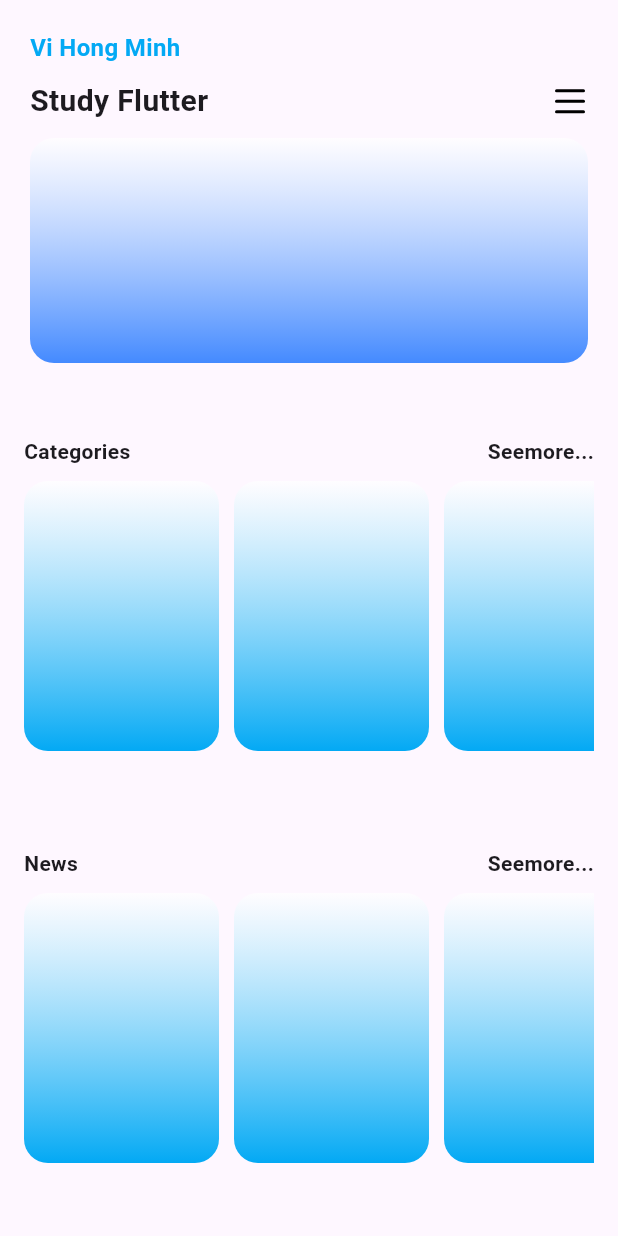
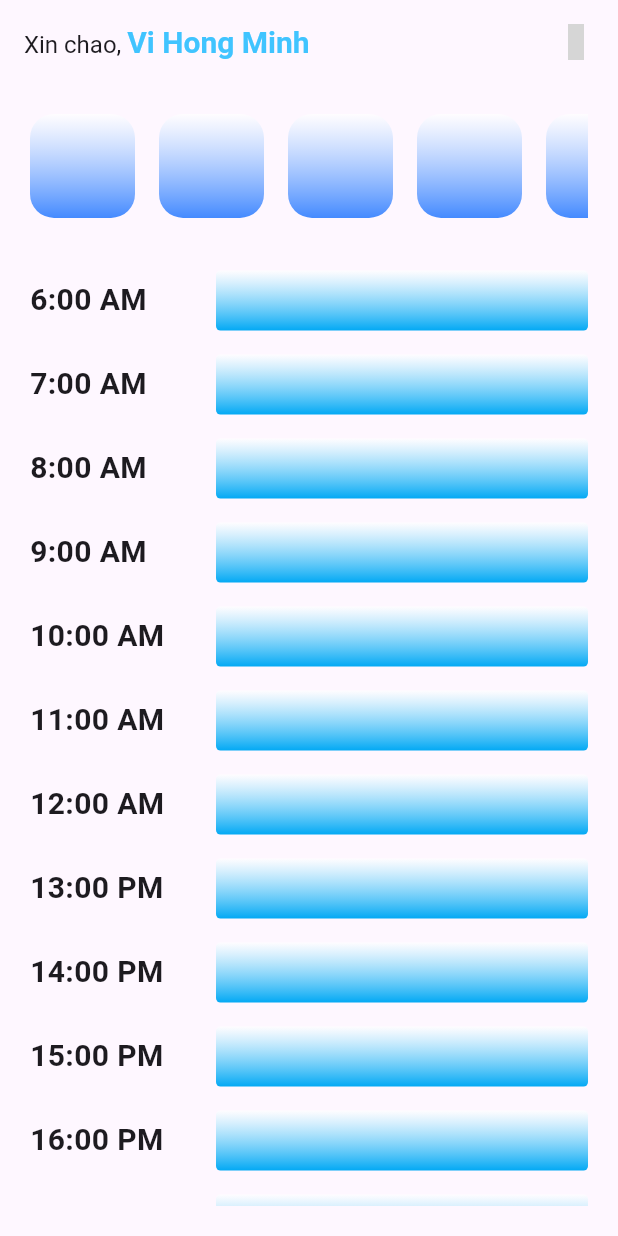
Before and after one commit to minhvh5504/layout-basic, a Flutter app: the screen it shows after launch, on a phone screen of 412 x 824 dp. Run offline on Flutter 3.47's test engine with Material 3 defaults, Android fonts, the phone set to English and light mode, and no system bars; our stand-ins replace lucide_icons; grey boxes are pictures that could not be loaded.

Commit message:
feat: create layout basic 2

```diff
--- a/lib/app.dart
+++ b/lib/app.dart
@@ -1,5 +1,5 @@
 import 'package:flutter/material.dart';
-import 'package:layout_basic/ui/layout_basic_1.dart';
+import 'package:layout_basic/ui/layout_basic_2.dart';
 
 class MyApp extends StatelessWidget {
   const MyApp({super.key});
@@ -11,7 +11,7 @@ class MyApp extends StatelessWidget {
       theme: ThemeData.light(),
       darkTheme: ThemeData.dark(),
       themeMode: ThemeMode.system,
-      home: LayoutBasic1(),
+      home: LayoutBasic2(),
     );
   }
 }
--- /dev/null
+++ b/lib/ui/layout_basic_2.dart
@@ -0,0 +1,106 @@
+import 'package:flutter/material.dart';
+import 'package:lucide_icons/lucide_icons.dart';
+
+class LayoutBasic2 extends StatelessWidget {
+  const LayoutBasic2({super.key});
+
+  @override
+  Widget build(BuildContext context) {
+    return Scaffold(
+      appBar: AppBar(
+        title: Row(
+          children: [
+            Text.rich(
+              TextSpan(
+                text: "Xin chao, ",
+                style: TextStyle(fontSize: 16.0),
+                children: [
+                  TextSpan(
+                    text: "Vi Hong Minh",
+                    style: TextStyle(
+                      fontSize: 20.0,
+                      fontWeight: FontWeight.bold,
+                      color: Colors.lightBlueAccent,
+                    ),
+                  ),
+                ],
+              ),
+            ),
+            Spacer(),
+            Icon(LucideIcons.github, color: Colors.blueAccent),
+          ],
+        ),
+      ),
+      body: Padding(
+        padding: EdgeInsets.all(20.0),
+        child: Column(
+          children: [
+            Expanded(
+                flex: 1,
+                child: SizedBox(
+                  child: ListView.builder(
+                    shrinkWrap: true,
+                    scrollDirection: Axis.horizontal,
+                    itemCount: 10,
+                    itemBuilder: (context, index) {
+                      return Container(
+                        width: 70,
+                        margin: EdgeInsets.only(right: 16.0),
+                        decoration: BoxDecoration(
+                            gradient: LinearGradient(
+                                colors: [Colors.white70, Colors.blueAccent],
+                                begin: Alignment.topCenter,
+                                end: Alignment.bottomCenter),
+                            borderRadius: BorderRadius.circular(16.0)),
+                      );
+                    },
+                  ),
+                )),
+            SizedBox(
+              height: 35,
+            ),
+            Expanded(
+              flex: 9,
+              child: ListView.builder(
+                itemCount: 15,
+                itemBuilder: (context, index) {
+                  return Padding(
+                    padding: const EdgeInsets.only(bottom: 16.0),
+                    child: Row(
+                      children: [
+                        Expanded(
+                          flex: 1,
+                          child: Text(
+                            "${6 + index}:00 ${(6 + index) <= 12 ? "AM" : "PM"}",
+                            style: TextStyle(
+                              fontSize: 20,
+                              fontWeight: FontWeight.bold,
+                            ),
+                          ),
+                        ),
+                        Expanded(
+                          flex: 2,
+                          child: Container(
+                            height: 40,
+                            decoration: BoxDecoration(
+                              gradient: LinearGradient(
+                                colors: [Colors.white70, Colors.lightBlue],
+                                begin: Alignment.topRight,
+                                end: Alignment.bottomRight,
+                              ),
+                              borderRadius: BorderRadius.circular(3.0),
+                            ),
+                          ),
+                        ),
+                      ],
+                    ),
+                  );
+                },
+              ),
+            )
+          ],
+        ),
+      ),
+    );
+  }
+}
```
